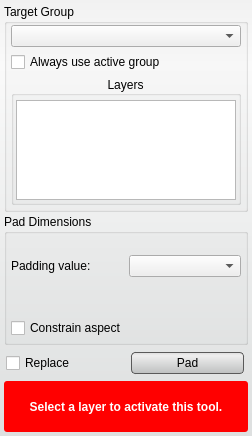
Before: the Qt Designer form src/Interface/ToolInterface/PadToolInterface.ui in SCIInstitute/Seg3D, drawn with Qt 5.
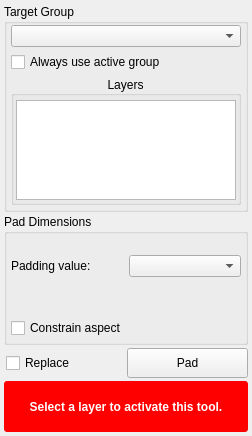
After: the same form once the commit is applied. Custom widgets are drawn as their Qt base class.

The edit to the form file:
```diff
--- a/src/Interface/ToolInterface/PadToolInterface.ui
+++ b/src/Interface/ToolInterface/PadToolInterface.ui
@@ -25,33 +25,6 @@
   <property name="windowTitle">
    <string>Pad Tool</string>
   </property>
-  <property name="styleSheet">
-   <string notr="true">QWidget#PadToolInterface{
-  border-radius: 3px;
-  background-color: qlineargradient(spread:pad, x1:0.5, y1:0, x2:0.5, y2:0.960227, stop:0 rgba(241, 241, 241, 255), stop:0.155779 rgba(250, 250, 250, 255), stop:1 rgba(222, 224, 224, 255));     
-}
-
-QPushButton{
-  background-color: qlineargradient(spread:pad, x1:0.5, y1:0, x2:0.5, y2:0.960227, stop:0 rgba(221, 221, 221, 255), stop:0.155779 rgba(238, 238, 238, 255), stop:1 rgba(192, 194, 194, 255));
-  border-radius: 4px;
-  border: 1px solid rgb(90, 90, 90);
-  margin:4px;
-}
-
-QPushButton:hover{
-  background-color: qlineargradient(spread:pad, x1:0.5, y1:0, x2:0.5, y2:1, stop:0 rgba(195, 195, 195, 255), stop:0.253769 rgba(206, 206, 206, 255), stop:1 rgba(185, 185, 185, 255));
-  border-radius: 4px;
-  border: 1px solid rgb(90, 90, 90);
-  margin:4px;
-}
-
-QPushButton:pressed{
-  background-color: qlineargradient(spread:pad, x1:0.5, y1:0, x2:0.5, y2:1, stop:0 rgba(150, 150, 150, 255), stop:0.753769 rgba(206, 206, 206, 255), stop:1 rgba(185, 185, 185, 255));
-  border-radius: 4px;
-  border: 1px solid rgb(90, 90, 90);
-  margin:4px;
-}</string>
-  </property>
   <layout class="QVBoxLayout" name="verticalLayout_4">
    <property name="spacing">
     <number>2</number>
```
